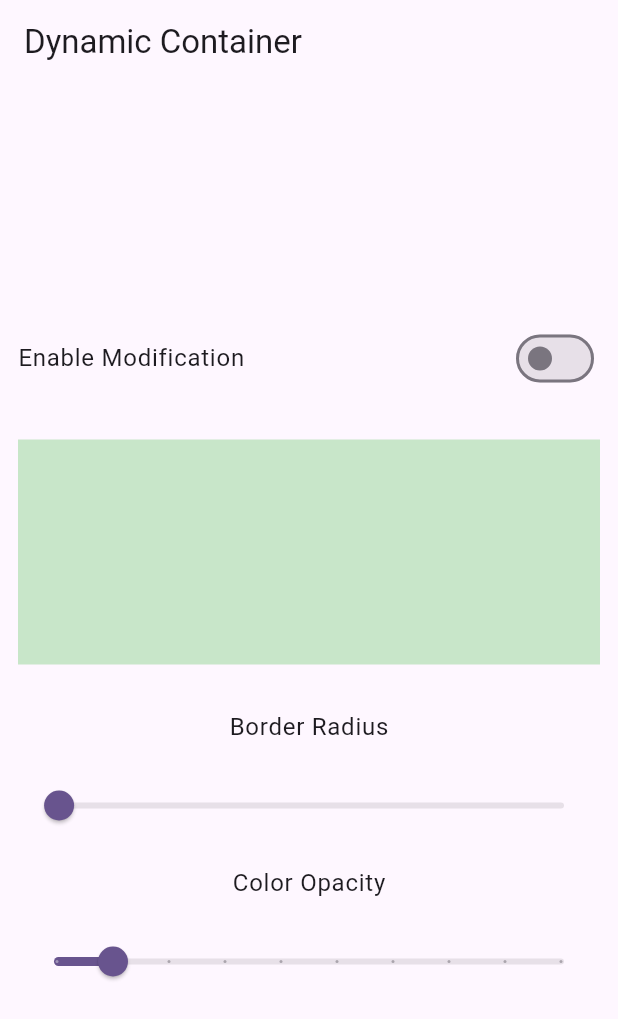
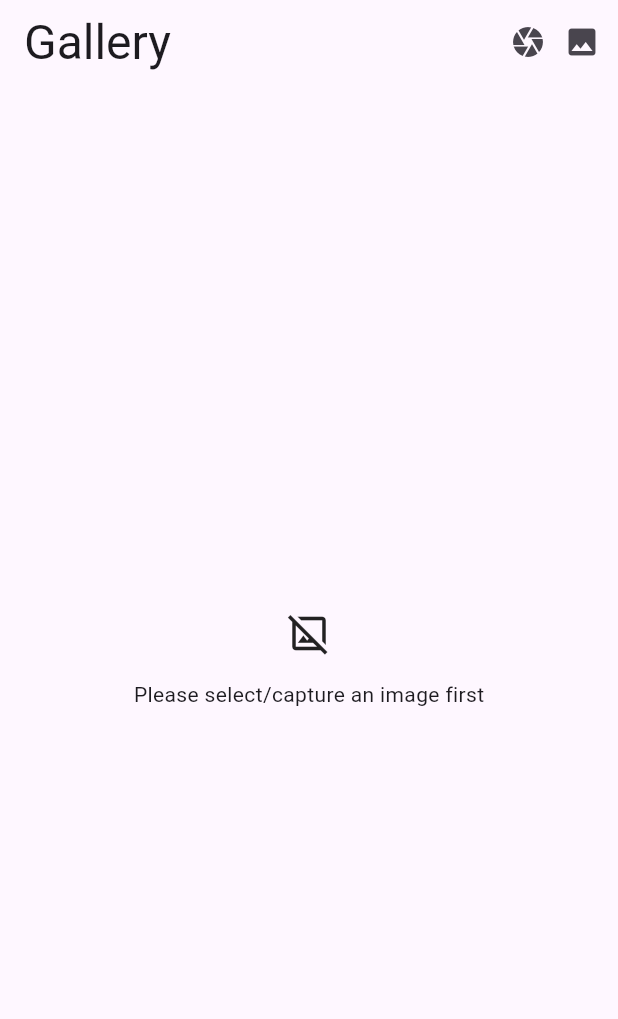
Before and after one commit to Nafis71/flutter_bloc_prac, a Flutter app: the screen it shows after launch, on a phone screen of 412 x 824 dp. Shown: the top 1019 px of the screen. Run offline on Flutter 3.47's test engine with Material 3 defaults, Android fonts, the phone set to English and light mode, and no system bars; our stand-ins replace equatable, flutter_bloc, go_router, image_picker.

```diff
--- a/lib/core/routes/app_routes.dart
+++ b/lib/core/routes/app_routes.dart
@@ -1,11 +1,13 @@
 import 'package:flutter_bloc_prac/core/routes/route_names.dart';
 import 'package:flutter_bloc_prac/features/counter/pages/counter_v.dart';
 import 'package:flutter_bloc_prac/features/dynamic_container/pages/dynamic_container_v.dart';
+import 'package:flutter_bloc_prac/features/gallery/pages/gallery_v.dart';
 import 'package:flutter_bloc_prac/features/splash/pages/splash_v.dart';
 import 'package:go_router/go_router.dart';
 
 class AppRoutes {
   static GoRouter router = GoRouter(
+    initialLocation: RouteNames.initial,
     routes: [
       GoRoute(
         path: "/",
@@ -28,6 +30,13 @@ class AppRoutes {
           return DynamicContainerView();
         },
       ),
+      GoRoute(
+        path: "/gallery",
+        name: RouteNames.gallery,
+        builder: (context, state) {
+          return GalleryView();
+        },
+      ),
     ],
   );
 }
--- a/lib/core/routes/route_names.dart
+++ b/lib/core/routes/route_names.dart
@@ -2,4 +2,5 @@ class RouteNames {
   static const String initial = "/";
   static const String counter = "counter";
   static const String dynamicContainer = "dynamic-container";
+  static const String gallery = "gallery";
 }
--- /dev/null
+++ b/lib/core/utils/image_picker_utils.dart
@@ -0,0 +1,29 @@
+import 'package:flutter/cupertino.dart';
+import 'package:image_picker/image_picker.dart';
+
+class ImagePickerUtils {
+  final ImagePicker _picker = ImagePicker();
+  static ImagePickerUtils? _instance;
+
+  ImagePickerUtils._();
+
+  factory ImagePickerUtils() => _instance ??= ImagePickerUtils._();
+
+  Future<XFile?> captureImage() async {
+    try {
+      return await _picker.pickImage(source: .camera);
+    } catch (exception) {
+      debugPrint(exception.toString());
+      return null;
+    }
+  }
+
+  Future<XFile?> pickImageFromGallery() async {
+    try {
+      return await _picker.pickImage(source: .gallery);
+    } catch (exception) {
+      debugPrint(exception.toString());
+      return null;
+    }
+  }
+}
--- /dev/null
+++ b/lib/features/gallery/bloc/gallery_picker_event.dart
@@ -0,0 +1,12 @@
+import 'package:equatable/equatable.dart';
+
+abstract class GalleryPickerEvent extends Equatable {
+  const GalleryPickerEvent();
+
+  @override
+  List<Object?> get props => [];
+}
+
+class CameraCapture extends GalleryPickerEvent {}
+
+class GalleryImagePicker extends GalleryPickerEvent {}
--- /dev/null
+++ b/lib/features/gallery/bloc/gallery_picker_state.dart
@@ -0,0 +1,22 @@
+import 'package:equatable/equatable.dart';
+
+enum GalleryStatus{loading, success}
+class GalleryPickerState extends Equatable {
+  final List<String>? images;
+  final GalleryStatus? status;
+
+  const GalleryPickerState({this.images, this.status});
+
+  @override
+  List<Object?> get props => [images,status];
+
+  GalleryPickerState copyWith({
+    List<String>? images,
+    GalleryStatus? status,
+  }) {
+    return GalleryPickerState(
+      images: images ?? this.images,
+      status: status ?? this.status,
+    );
+  }
+}
--- /dev/null
+++ b/lib/features/gallery/pages/gallery_v.dart
@@ -0,0 +1,112 @@
+import 'dart:io';
+
+import 'package:flutter/material.dart';
+import 'package:flutter_bloc/flutter_bloc.dart';
+import 'package:flutter_bloc_prac/features/gallery/bloc/gallery_picker_bloc.dart';
+import 'package:flutter_bloc_prac/features/gallery/bloc/gallery_picker_event.dart';
+import 'package:flutter_bloc_prac/features/gallery/bloc/gallery_picker_state.dart';
+
+class GalleryView extends StatefulWidget {
+  const GalleryView({super.key});
+
+  @override
+  State<GalleryView> createState() => _GalleryViewState();
+}
+
+class _GalleryViewState extends State<GalleryView> {
+  late final GalleryPickerBloc _galleryPickerBloc;
+
+  @override
+  void initState() {
+    _galleryPickerBloc = context.read<GalleryPickerBloc>();
+    super.initState();
+  }
+
+  @override
+  Widget build(BuildContext context) {
+    return Scaffold(
+      appBar: AppBar(
+        title: Text(
+          "Gallery",
+          style: Theme.of(context).textTheme.headlineLarge,
+        ),
+        actions: [
+          GestureDetector(
+            onTap: () => _galleryPickerBloc.add(CameraCapture()),
+            child: Icon(Icons.camera),
+          ),
+          SizedBox(width: 12),
+          GestureDetector(
+            onTap: () => _galleryPickerBloc.add(GalleryImagePicker()),
+            child: Icon(Icons.image),
+          ),
+          SizedBox(width: 12),
+        ],
+      ),
+      body: Column(
+        children: [
+          Expanded(
+            child: BlocBuilder<GalleryPickerBloc, GalleryPickerState>(
+              builder: (context, state) {
+                debugPrint("State : $state");
+                if (state.images?.isEmpty ?? true) {
+                  return Center(
+                    child: Column(
+                      mainAxisAlignment: .center,
+                      crossAxisAlignment: .center,
+                      children: [
+                        Icon(Icons.image_not_supported_outlined, size: 30),
+                        SizedBox(height: 16),
+                        Text("Please select/capture an image first"),
+                      ],
+                    ),
+                  );
+                }
+                return GridView.builder(
+                  gridDelegate: SliverGridDelegateWithFixedCrossAxisCount(
+                    crossAxisCount: 3,
+                    crossAxisSpacing: 12,
+                    mainAxisSpacing: 12,
+                  ),
+                  padding: EdgeInsets.all(12),
+                  itemBuilder: (context, index) {
+                    final isLoadingTile =
+                        state.status == GalleryStatus.loading &&
+                            index == state.images!.length;
+
+                    if (isLoadingTile) {
+                      return Container(
+                        alignment: .center,
+                        child: const Center(
+                          child: SizedBox(
+                            height: 20,
+                            width: 20,
+                            child: CircularProgressIndicator.adaptive(),
+                          ),
+                        ),
+                      );
+                    }
+
+                    if (index >= state.images!.length) {
+                      return const SizedBox.shrink();
+                    }
+                    String path = state.images![index];
+                    return Container(
+                      decoration: BoxDecoration(
+                        image: DecorationImage(
+                          fit: .cover,
+                          image: MemoryImage(File(path).readAsBytesSync()),
+                        ),
+                      ),
+                    );
+                  },
+                  itemCount: (state.images?.length ?? 0) + (state.status == GalleryStatus.loading ? 1 : 0),
+                );
+              },
+            ),
+          ),
+        ],
+      ),
+    );
+  }
+}
--- a/lib/features/splash/pages/splash_v.dart
+++ b/lib/features/splash/pages/splash_v.dart
@@ -17,7 +17,7 @@ class _SplashViewState extends State<SplashView> {
   @override
   void initState() {
     _timer = Timer(Duration(seconds: 2), (){
-      context.goNamed(RouteNames.dynamicContainer);
+      context.goNamed(RouteNames.gallery);
       _timer.cancel();
     });
     super.initState();
--- a/lib/main.dart
+++ b/lib/main.dart
@@ -1,8 +1,10 @@
 import 'package:flutter/material.dart';
 import 'package:flutter_bloc/flutter_bloc.dart';
 import 'package:flutter_bloc_prac/core/routes/app_routes.dart';
+import 'package:flutter_bloc_prac/core/utils/image_picker_utils.dart';
 import 'package:flutter_bloc_prac/features/counter/bloc/counter_bloc.dart';
 import 'package:flutter_bloc_prac/features/dynamic_container/bloc/dynamic_container_bloc.dart';
+import 'package:flutter_bloc_prac/features/gallery/bloc/gallery_picker_bloc.dart';
 
 void main() {
   runApp(const MyApp());
@@ -18,12 +20,13 @@ class MyApp extends StatelessWidget {
       providers: [
         BlocProvider(create: (context) => CounterBloc()),
         BlocProvider(create: (context) => DynamicContainerBloc()),
+        BlocProvider(
+          create: (context) => GalleryPickerBloc(ImagePickerUtils()),
+        ),
       ],
       child: MaterialApp.router(
         title: 'Flutter Demo',
-        theme: ThemeData(
-          colorScheme: .fromSeed(seedColor: Colors.deepPurple),
-        ),
+        theme: ThemeData(colorScheme: .fromSeed(seedColor: Colors.deepPurple)),
         routerConfig: AppRoutes.router,
       ),
     );
--- a/pubspec.yaml
+++ b/pubspec.yaml
@@ -37,6 +37,7 @@ dependencies:
   flutter_bloc: ^9.1.1
   go_router: ^17.2.0
   equatable: ^2.0.8
+  image_picker:
 
 dev_dependencies:
   flutter_test:
```
Also changed, not shown: lib/features/gallery/bloc/gallery_picker_bloc.dart (added, +42 -0 lines), pubspec.lock.
